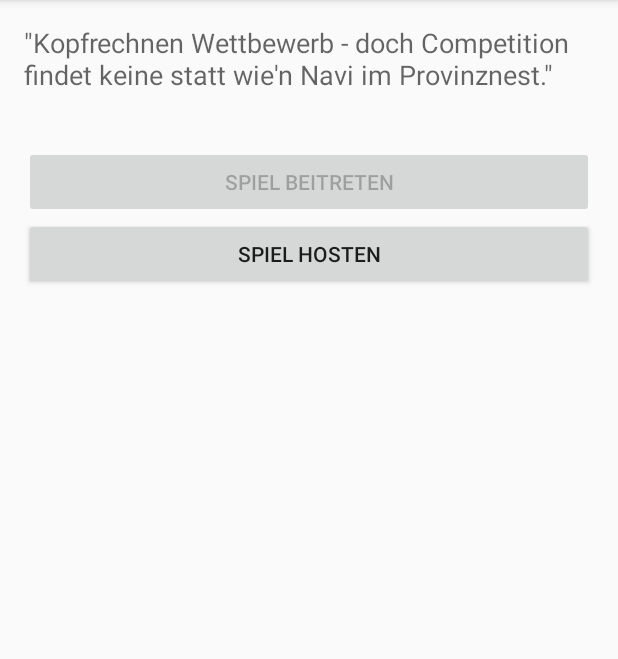
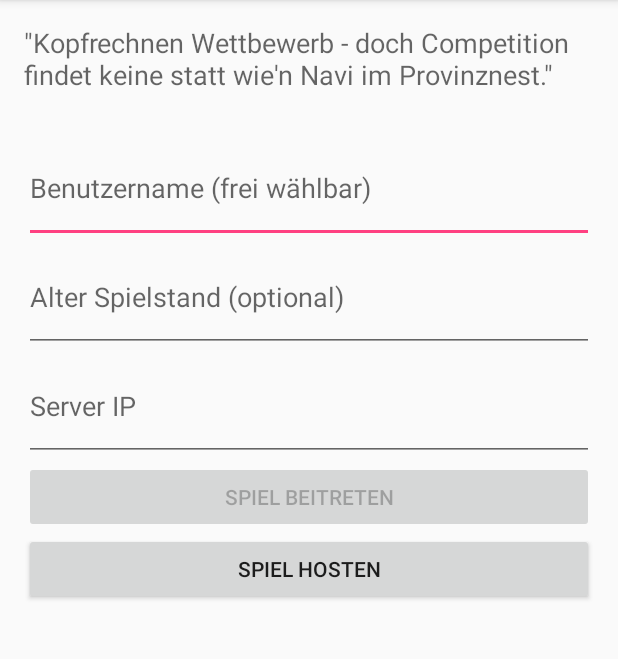
Before and after one commit to Machplatzwennduunsaufderstrassesiehst/Mental, an Android app: the screen it shows after launch (MainActivity), on a phone screen of 412 x 824 dp, the part 84-743 px from its top. Run offline under Robolectric (Android 15) with nearby library versions, the phone set to English and light mode, and no system bars; 2 statements that could not run were skipped.

Commit message:
Edittext hinzugefügt
Es wurden drei Eingabefelder hinzugefügt.

```diff
--- a/Mental/app/src/main/res/layout/activity_main.xml
+++ b/Mental/app/src/main/res/layout/activity_main.xml
@@ -13,9 +13,9 @@
         android:orientation="vertical"
         android:layout_width="match_parent"
         android:layout_height="match_parent"
-        android:layout_alignParentBottom="true"
-        android:layout_alignParentStart="true"
-        android:weightSum="1">
+        android:weightSum="1"
+        android:layout_alignParentTop="true"
+        android:layout_alignParentStart="true">
 
         <TextView
             android:layout_width="wrap_content"
@@ -24,6 +24,35 @@
             android:text="&quot;Kopfrechnen Wettbewerb - doch Competition findet keine statt wie&apos;n Navi im Provinznest.&quot;"
             android:id="@+id/textView"
             android:layout_weight="0.06" />
+
+        <EditText
+            android:layout_width="match_parent"
+            android:layout_height="wrap_content"
+            android:inputType="textPersonName"
+            android:ems="10"
+            android:id="@+id/editTextName"
+            android:layout_weight="0.06"
+            android:autoText="false"
+            android:hint="Benutzername (frei wählbar)" />
+
+        <EditText
+            android:layout_width="match_parent"
+            android:layout_height="wrap_content"
+            android:inputType="number"
+            android:ems="10"
+            android:id="@+id/editTextSaves"
+            android:layout_weight="0.06"
+            android:hint="Alter Spielstand (optional)" />
+
+        <EditText
+            android:layout_width="match_parent"
+            android:layout_height="wrap_content"
+            android:inputType="number"
+            android:ems="10"
+            android:id="@+id/editTextServerIP"
+            android:layout_weight="0.06"
+            android:singleLine="false"
+            android:hint="Server IP" />
 
         <Button
             android:layout_width="match_parent"
@@ -42,5 +71,6 @@
             android:enabled="true"
             android:clickable="true"
             android:onClick="buttonStartServer" />
+
     </LinearLayout>
 </RelativeLayout>
```
